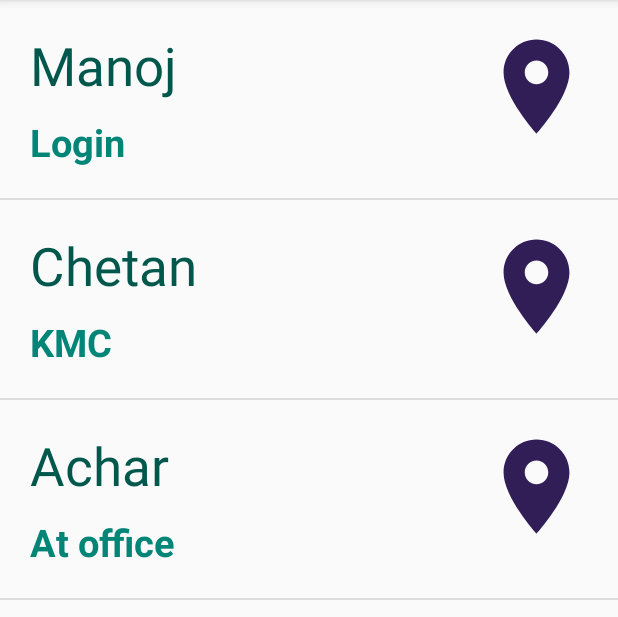
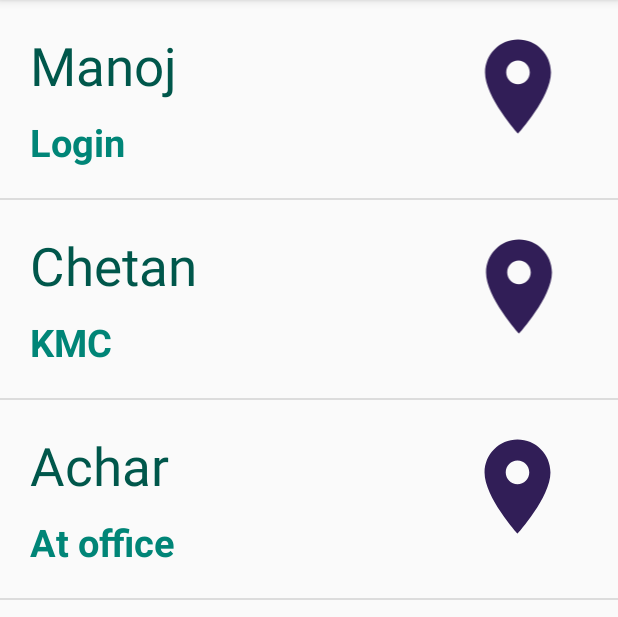
Before and after one commit to glen33lobo/EmployeeApp, an Android app: the EmpActivities screen opened directly, with no data from a screen before it, on a phone screen of 412 x 824 dp, the part 84-701 px from its top. Run offline under Robolectric (Android 15) with nearby library versions, the phone set to English and light mode, and no system bars; network calls fail.

Commit message:
New list view1

```diff
--- a/app/src/main/java/com/example/android/employeeapp/All_Employers.java
+++ b/app/src/main/java/com/example/android/employeeapp/All_Employers.java
@@ -73,7 +73,7 @@ public class All_Employers extends AppCompatActivity {
                         DESC[i] = obj.getString("DESCRIPTION");
                     }
 
-                    Toast.makeText(All_Employers.this, U_NAME[0]+" "+U_NAME[1], Toast.LENGTH_SHORT).show();
+              //      Toast.makeText(All_Employers.this, U_NAME[0]+" "+U_NAME[1], Toast.LENGTH_SHORT).show();
                 } catch (JSONException e) {
                     e.printStackTrace();
                 }
--- a/app/src/main/res/layout/list_details.xml
+++ b/app/src/main/res/layout/list_details.xml
@@ -10,9 +10,10 @@
         android:orientation="horizontal">
 
         <LinearLayout
-            android:layout_width="300dp"
+            android:layout_width="wrap_content"
             android:layout_height="wrap_content"
-            android:orientation="vertical">
+            android:orientation="vertical"
+            android:layout_weight="0.9">
 
             <TextView
                 android:layout_width="match_parent"
@@ -34,6 +35,8 @@
         </LinearLayout>
 
         <ImageView
+            android:layout_weight="0.1"
+            android:layout_marginLeft="25dp"
             android:layout_width="75dp"
             android:layout_height="75dp"
             android:src="@drawable/ic_place_black_24dp"
```
